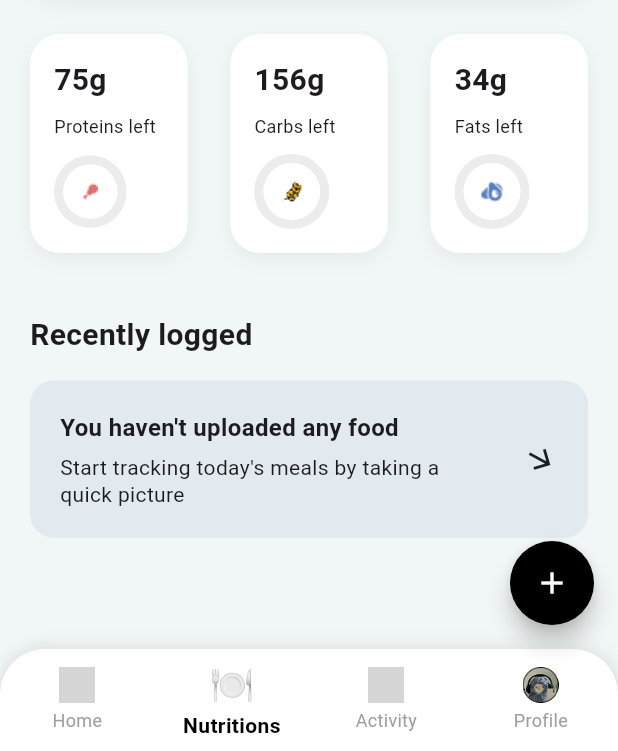
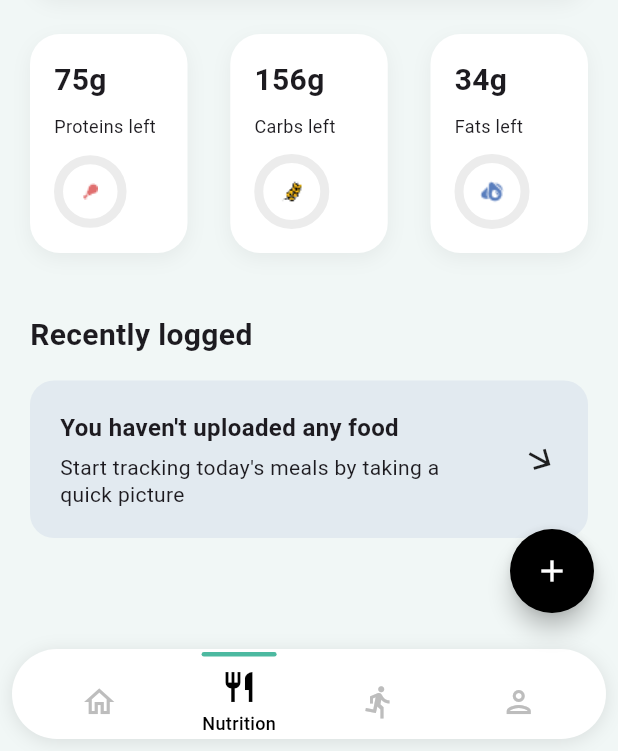
Before and after one commit to Doffannoel/Tervist-App, a Flutter app: the NutritionMainPage screen opened directly, on a phone screen of 412 x 824 dp, the part 485-1236 px from its top. Run offline on Flutter 3.47's test engine with Material 3 defaults, Android fonts, the phone set to English and light mode, and no system bars; our stand-ins replace flutter_map, flutter_svg, google_fonts, latlong2, location, smooth_page_indicator; grey boxes are pictures that could not be loaded.

Commit message:
pris navbar

```diff
--- a/tervist_apk/lib/screens/nutritions/nutrition_main.dart
+++ b/tervist_apk/lib/screens/nutritions/nutrition_main.dart
@@ -2,7 +2,8 @@ import 'package:flutter/material.dart';
 import 'package:flutter_svg/flutter_svg.dart';
 import 'package:tervist_apk/widgets/calendar_popup.dart';
 import 'package:intl/intl.dart';
-import 'scanfood.dart'; // Make sure to import the scanfood.dart file
+import 'scanfood.dart';
+import 'package:tervist_apk/widgets/navigation_bar.dart';
 
 class NutritionMainPage extends StatefulWidget {
   const NutritionMainPage({super.key});
@@ -321,54 +322,11 @@ class _NutritionMainPageState extends State<NutritionMainPage> {
         shape: const CircleBorder(),
         child: const Icon(Icons.add, color: Colors.white),
       ),
-      bottomNavigationBar: Container(
-        decoration: const BoxDecoration(
-          borderRadius: BorderRadius.only(
-            topLeft: Radius.circular(30),
-            topRight: Radius.circular(30),
-          ),
-          boxShadow: [
-            BoxShadow(
-              color: Colors.black12,
-              blurRadius: 10,
-            ),
-          ],
-        ),
-        child: ClipRRect(
-          borderRadius: const BorderRadius.only(
-            topLeft: Radius.circular(30),
-            topRight: Radius.circular(30),
-          ),
-          child: BottomNavigationBar(
-            type: BottomNavigationBarType.fixed,
-            backgroundColor: Colors.white,
-            currentIndex: 1,
-            selectedItemColor: Colors.black,
-            unselectedItemColor: Colors.grey,
-            showSelectedLabels: true,
-            showUnselectedLabels: true,
-            selectedLabelStyle: const TextStyle(fontWeight: FontWeight.bold),
-            items: [
-              BottomNavigationBarItem(
-                icon: Image.asset('assets/images/home.png', height: 24),
-                label: 'Home',
-              ),
-              const BottomNavigationBarItem(
-                icon: Text("🍽️", style: TextStyle(fontSize: 24)),
-                activeIcon: Text("🍽️", style: TextStyle(fontSize: 24)),
-                label: 'Nutritions',
-              ),
-              BottomNavigationBarItem(
-                icon: Image.asset('assets/images/activity.png', height: 24),
-                label: 'Activity',
-              ),
-              BottomNavigationBarItem(
-                icon: Image.asset('assets/images/profile.png', height: 24),
-                label: 'Profile',
-              ),
-            ],
-          ),
-        ),
+      bottomNavigationBar: AppNavigationBar(
+        currentIndex: 1, // karena ini halaman Nutritions
+        onTap: (index) {
+          // Untuk sekarang biarkan kosong atau tambahkan logika navigasi nanti
+        },
       ),
     );
   }
```
